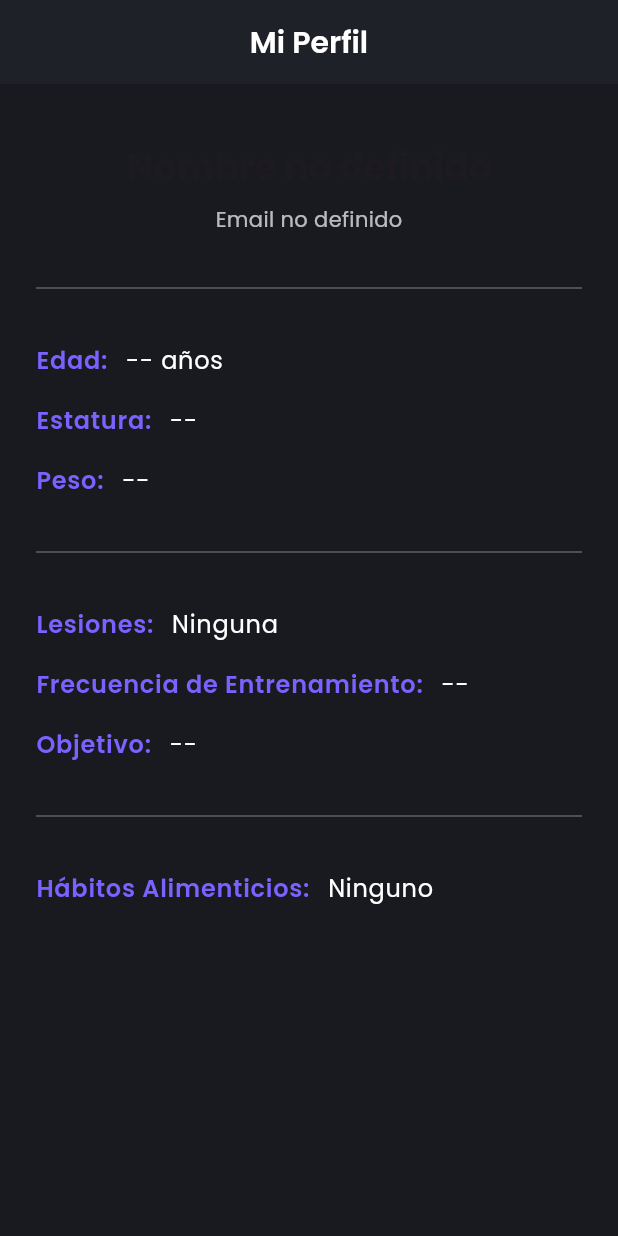
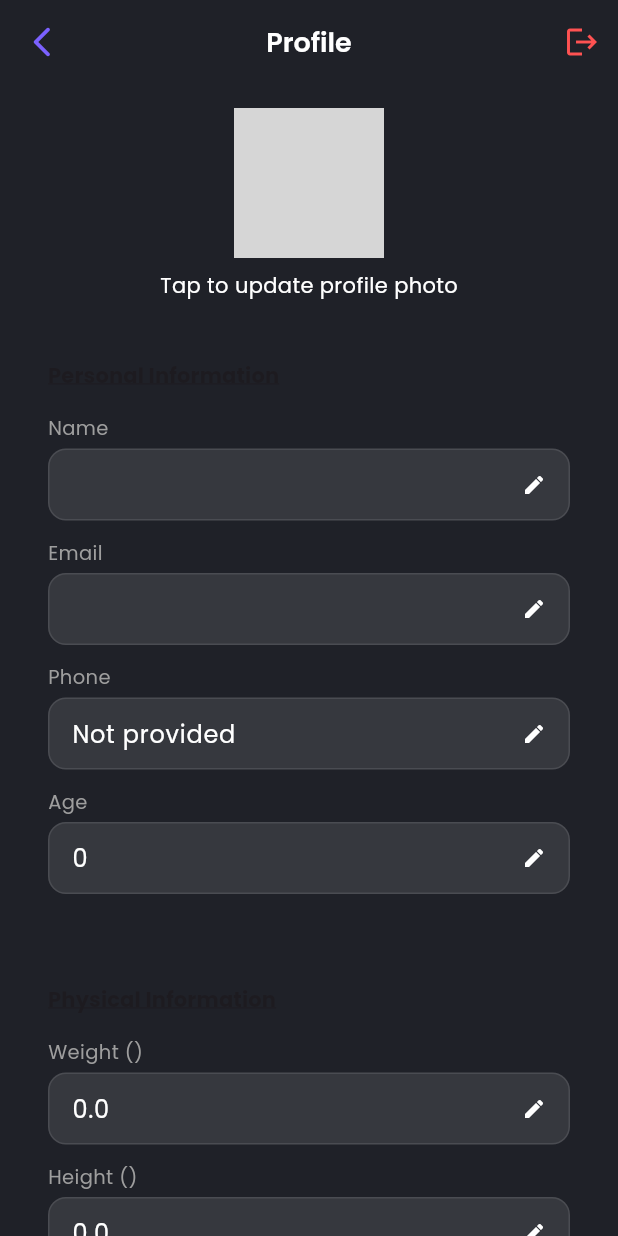
Before and after one commit to jerofx25/promenta, a Flutter app: the ProfileScreen screen opened by its route, on a phone screen of 412 x 824 dp. Run offline on Flutter 3.47's test engine with Material 3 defaults, Android fonts, the phone set to English and light mode, and no system bars; our stand-ins replace curved_labeled_navigation_bar, fl_chart, flutter_animate, go_router, google_fonts, shared_preferences; missing offline and left inert: flutter_icon_snackbar, mrx_charts; accounts and stored records are empty; network calls fail; grey boxes are pictures that could not be loaded.

Commit message:
Actualizacion del diseño pagina de perfil

```diff
--- a/lib/models/user_profile.dart
+++ b/lib/models/user_profile.dart
@@ -96,4 +96,10 @@ class UserProfile {
       profileImageUrl: json['profileImageUrl'],
     );
   }
+
+  get progressPhotoDate => null;
+
+  get progressPhotoDescription => null;
+
+  get phone => null;
 }
--- a/lib/screens/auth/profile_screen.dart
+++ b/lib/screens/auth/profile_screen.dart
@@ -1,4 +1,5 @@
 import 'package:flutter/material.dart';
+import 'package:go_router/go_router.dart';
 import 'package:provider/provider.dart';
 import '../../providers/auth_provider.dart';
 
@@ -7,138 +8,190 @@ class ProfileScreen extends StatelessWidget {
 
   @override
   Widget build(BuildContext context) {
+    final auth = Provider.of<AuthProvider>(context);
     final theme = Theme.of(context);
-    final authProvider = Provider.of<AuthProvider>(context);
-    final color = theme.colorScheme;
+    final user = auth.userProfile;
 
     return Scaffold(
+      backgroundColor: theme.colorScheme.surface,
       appBar: AppBar(
-        title: Text('Mi Perfil', style: theme.textTheme.titleLarge),
-        backgroundColor: color.surface,
+        backgroundColor: theme.colorScheme.surface,
+        elevation: 0,
+        leading: IconButton(
+          icon: const Icon(Icons.arrow_back_ios_new_rounded),
+          onPressed: () => context.pop(),
+        ),
+        title: const Text('Profile'),
         centerTitle: true,
-        elevation: 0,
+        actions: [
+          IconButton(
+            icon: const Icon(Icons.logout, color: Colors.redAccent),
+            onPressed: () async {
+              await auth.signOut();
+              context.goNamed('login');
+            },
+          )
+        ],
       ),
       body: SingleChildScrollView(
-        padding: const EdgeInsets.all(24),
+        padding: const EdgeInsets.all(16.0),
         child: Column(
-          crossAxisAlignment: CrossAxisAlignment.center,
           children: [
-            // Profile Image
-            if (authProvider.profileImage != null)
-              Container(
-                width: 120,
-                height: 120,
+            GestureDetector(
+              onTap: () {},
+              child: Stack(
+                alignment: Alignment.bottomRight,
+                children: [
+                  CircleAvatar(
+                    radius: 50,
+                    backgroundImage: user?.profileImageUrl != null
+                        ? NetworkImage(user!.profileImageUrl!)
+                        : null,
+                    child: user?.profileImageUrl == null
+                        ? const Icon(Icons.person, size: 50)
+                        : null,
+                  ),
+                  CircleAvatar(
+                    radius: 16,
+                    backgroundColor: theme.colorScheme.primary,
+                    child: const Icon(Icons.camera_alt,
+                        size: 16, color: Colors.white),
+                  )
+                ],
+              ),
+            ),
+            const SizedBox(height: 8),
+            const Text('Tap to update profile photo'),
+            const SizedBox(height: 24),
+            _sectionCard(
+              context,
+              title: 'Personal Information',
+              items: [
+                _infoTile('Name', user?.name ?? ''),
+                _infoTile('Email', user?.email ?? ''),
+                _infoTile('Phone', user?.phone ?? 'Not provided'),
+                _infoTile('Age', user?.age?.toString() ?? ''),
+              ],
+            ),
+            const SizedBox(height: 16),
+            _sectionCard(
+              context,
+              title: 'Physical Information',
+              items: [
+                _infoTile('Weight (${user?.weightUnit ?? 'kg'})',
+                    user?.weight?.toString() ?? ''),
+                _infoTile('Height (${user?.heightUnit ?? 'cm'})',
+                    user?.height?.toString() ?? ''),
+                _infoTile(
+                    'Injuries',
+                    user?.injuries.isEmpty ?? true
+                        ? 'None'
+                        : user!.injuries.join(', ')),
+              ],
+            ),
+            const SizedBox(height: 16),
+            _sectionCard(
+              context,
+              title: 'Fitness Goals',
+              items: [
+                _infoTile('Training Goal', user?.fitnessGoal ?? ''),
+                _infoTile(
+                    'Diet Preferences', user?.dietaryHabits.join(', ') ?? ''),
+              ],
+            ),
+            const SizedBox(height: 16),
+            _sectionCard(
+              context,
+              title: 'Progress Photo',
+              child: Container(
+                height: 150,
+                width: double.infinity,
                 decoration: BoxDecoration(
-                  shape: BoxShape.circle,
-                  border: Border.all(color: color.primary, width: 3),
+                  borderRadius: BorderRadius.circular(12),
+                  color: theme.colorScheme.background,
                 ),
-                child: ClipOval(
-                  child: Image.network(
-                    authProvider.profileImage!,
-                    fit: BoxFit.cover,
+                child: Center(
+                  child: Stack(
+                    alignment: Alignment.bottomRight,
+                    children: [
+                      const Icon(Icons.image_outlined, size: 60),
+                      Positioned(
+                        bottom: 8,
+                        right: 8,
+                        child: CircleAvatar(
+                          radius: 16,
+                          backgroundColor: theme.colorScheme.primary,
+                          child: const Icon(Icons.camera_alt,
+                              size: 16, color: Colors.white),
+                        ),
+                      )
+                    ],
                   ),
                 ),
               ),
-            const SizedBox(height: 16),
-
-            // Name
-            Text(
-              authProvider.name ?? 'Nombre no definido',
-              style: theme.textTheme.headlineSmall?.copyWith(
-                fontWeight: FontWeight.bold,
-              ),
+              items: [
+                _infoTile('Date', user?.progressPhotoDate ?? 'Not provided'),
+                _infoTile('Description',
+                    user?.progressPhotoDescription ?? 'No description'),
+              ],
             ),
-            const SizedBox(height: 8),
-
-            // Email
-            Text(
-              authProvider.email ?? 'Email no definido',
-              style: theme.textTheme.bodyMedium?.copyWith(
-                color: theme.colorScheme.onSurface.withOpacity(0.7),
-              ),
-            ),
-            const SizedBox(height: 24),
-
-            Divider(color: color.outline.withOpacity(0.3)),
-            const SizedBox(height: 16),
-
-            // Age, Height, Weight
-            _buildDataTile(
-                context, 'Edad', '${authProvider.name ?? '--'} años'),
-            _buildDataTile(
-                context,
-                'Estatura',
-                authProvider.height != null
-                    ? '${authProvider.height!.toStringAsFixed(0)} ${authProvider.heightUnit}'
-                    : '--'),
-            _buildDataTile(
-                context,
-                'Peso',
-                authProvider.height != null
-                    ? '${authProvider.height!.toStringAsFixed(1)} ${authProvider.heightUnit}'
-                    : '--'),
-
-            const SizedBox(height: 16),
-
-            Divider(color: color.outline.withOpacity(0.3)),
-            const SizedBox(height: 16),
-
-            // Injuries
-            _buildDataTile(
-                context,
-                'Lesiones',
-                (authProvider.injuries?.isEmpty ?? true)
-                    ? 'Ninguna'
-                    : authProvider.injuries!.join(', ')),
-
-            // Training Frequency & Goal
-            _buildDataTile(context, 'Frecuencia de Entrenamiento',
-                authProvider.trainingFrequency ?? '--'),
-            _buildDataTile(
-                context, 'Objetivo', authProvider.fitnessGoal ?? '--'),
-
-            const SizedBox(height: 16),
-            Divider(color: color.outline.withOpacity(0.3)),
-            const SizedBox(height: 16),
-
-            // Diet
-            _buildDataTile(
-                context,
-                'Hábitos Alimenticios',
-                (authProvider.dietaryHabits?.isEmpty ?? true)
-                    ? 'Ninguno'
-                    : authProvider.dietaryHabits!.join(', ')),
           ],
         ),
       ),
     );
   }
 
-  Widget _buildDataTile(BuildContext context, String label, String value) {
+  Widget _sectionCard(
+    BuildContext context, {
+    required String title,
+    required List<Widget> items,
+    Widget? child,
+  }) {
     final theme = Theme.of(context);
-    final color = theme.colorScheme;
-
-    return Padding(
-      padding: const EdgeInsets.symmetric(vertical: 8.0),
-      child: Row(
+    return Container(
+      padding: const EdgeInsets.all(16),
+      decoration: BoxDecoration(
+        color: theme.colorScheme.surfaceVariant.withOpacity(0.1),
+        borderRadius: BorderRadius.circular(12),
+      ),
+      child: Column(
         crossAxisAlignment: CrossAxisAlignment.start,
         children: [
-          Text(
-            '$label:',
-            style: theme.textTheme.bodyLarge?.copyWith(
-              fontWeight: FontWeight.w600,
-              color: color.primary,
-            ),
-          ),
-          const SizedBox(width: 12),
-          Expanded(
-            child: Text(
-              value,
-              style: theme.textTheme.bodyLarge,
-            ),
-          ),
+          Text(title,
+              style: theme.textTheme.titleSmall?.copyWith(
+                fontWeight: FontWeight.bold,
+                decoration: TextDecoration.underline,
+              )),
+          const SizedBox(height: 16),
+          if (child != null) child else ...items,
         ],
       ),
     );
   }
+
+  Widget _infoTile(String label, String value) {
+    return Column(
+      crossAxisAlignment: CrossAxisAlignment.start,
+      children: [
+        Text(label, style: const TextStyle(fontSize: 13, color: Colors.grey)),
+        const SizedBox(height: 4),
+        TextField(
+          controller: TextEditingController(text: value),
+          readOnly: true,
+          decoration: InputDecoration(
+            suffixIcon: const Icon(Icons.edit, size: 16),
+            border: OutlineInputBorder(
+              borderRadius: BorderRadius.circular(8),
+              borderSide: BorderSide.none,
+            ),
+            filled: true,
+            fillColor: Colors.white10,
+            contentPadding:
+                const EdgeInsets.symmetric(horizontal: 12, vertical: 12),
+          ),
+        ),
+        const SizedBox(height: 12),
+      ],
+    );
+  }
 }
```
